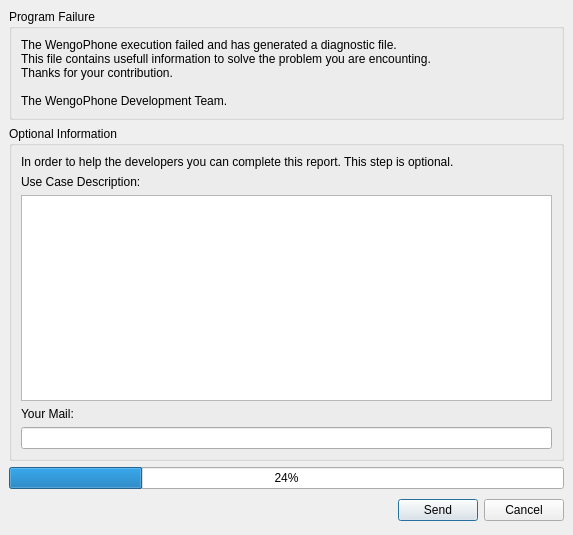
Above: crashreport/CrashReport.ui from tkrotoff/WengoPhone before the change. Below: the same form after it.
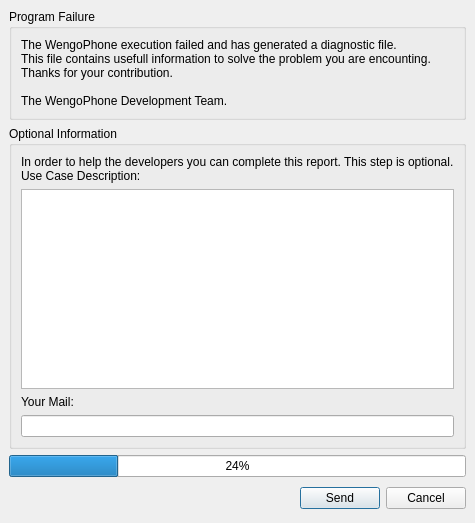
That is the form after the change.

Commit message: - IMConnect::connectedEvent + disconnectedEvent + connectionProgressEvent - New protocol icons jabber_error.png

Diff of the .ui file:
```diff
--- a/crashreport/CrashReport.ui
+++ b/crashreport/CrashReport.ui
@@ -8,21 +8,28 @@
    <rect>
     <x>0</x>
     <y>0</y>
-    <width>573</width>
-    <height>430</height>
+    <width>430</width>
+    <height>523</height>
    </rect>
   </property>
-  <property name="windowTitle" >
-   <string>WengoPhone - Crash report</string>
-  </property>
-  <layout class="QVBoxLayout" >
+  <layout class="QGridLayout" >
    <property name="margin" >
     <number>9</number>
    </property>
    <property name="spacing" >
     <number>6</number>
    </property>
-   <item>
+   <item row="2" column="0" >
+    <widget class="QProgressBar" name="progressBar" >
+     <property name="value" >
+      <number>24</number>
+     </property>
+     <property name="orientation" >
+      <enum>Qt::Horizontal</enum>
+     </property>
+    </widget>
+   </item>
+   <item row="0" column="0" >
     <widget class="QGroupBox" name="groupBox" >
      <property name="sizePolicy" >
       <sizepolicy>
@@ -35,14 +42,14 @@
      <property name="title" >
       <string>Program Failure</string>
      </property>
-     <layout class="QVBoxLayout" >
+     <layout class="QGridLayout" >
       <property name="margin" >
        <number>9</number>
       </property>
       <property name="spacing" >
        <number>6</number>
       </property>
-      <item>
+      <item row="0" column="0" >
        <widget class="QLabel" name="label" >
         <property name="sizePolicy" >
          <sizepolicy>
@@ -53,115 +60,14 @@
          </sizepolicy>
         </property>
         <property name="text" >
-         <string>The WengoPhone execution failed and has generated a diagnostic file.
-This file contains usefull information to solve the problem you are encounting.
-Thanks for your contribution.
-
-The WengoPhone Development Team.</string>
+         <string>The WengoPhone execution failed and has generated a diagnostic file.&lt;br>This file contains usefull information to solve the problem you are encounting.&lt;br>Thanks for your contribution.&lt;br>&lt;br>The WengoPhone Development Team.</string>
         </property>
-        <property name="scaledContents" >
-         <bool>false</bool>
-        </property>
-        <property name="alignment" >
-         <set>Qt::AlignLeading|Qt::AlignLeft|Qt::AlignTop</set>
-        </property>
-        <property name="wordWrap" >
-         <bool>true</bool>
-        </property>
        </widget>
       </item>
      </layout>
     </widget>
    </item>
-   <item>
-    <widget class="QGroupBox" name="groupBox_2" >
-     <property name="title" >
-      <string>Optional Information</string>
-     </property>
-     <layout class="QVBoxLayout" >
-      <property name="margin" >
-       <number>9</number>
-      </property>
-      <property name="spacing" >
-       <number>6</number>
-      </property>
-      <item>
-       <widget class="QLabel" name="label_4" >
-        <property name="sizePolicy" >
-         <sizepolicy>
-          <hsizetype>5</hsizetype>
-          <vsizetype>0</vsizetype>
-          <horstretch>0</horstretch>
-          <verstretch>0</verstretch>
-         </sizepolicy>
-        </property>
-        <property name="text" >
-         <string>In order to help the developers you can complete this report. This step is optional.</string>
-        </property>
-        <property name="wordWrap" >
-         <bool>true</bool>
-        </property>
-       </widget>
-      </item>
-      <item>
-       <widget class="QLabel" name="label_2" >
-        <property name="sizePolicy" >
-         <sizepolicy>
-          <hsizetype>5</hsizetype>
-          <vsizetype>0</vsizetype>
-          <horstretch>0</horstretch>
-          <verstretch>0</verstretch>
-         </sizepolicy>
-        </property>
-        <property name="text" >
-         <string>Use Case Description:</string>
-        </property>
-       </widget>
-      </item>
-      <item>
-       <widget class="QTextEdit" name="descTextEdit" >
-        <property name="sizePolicy" >
-         <sizepolicy>
-          <hsizetype>7</hsizetype>
-          <vsizetype>3</vsizetype>
-          <horstretch>0</horstretch>
-          <verstretch>0</verstretch>
-         </sizepolicy>
-        </property>
-       </widget>
-      </item>
-      <item>
-       <widget class="QLabel" name="label_3" >
-        <property name="sizePolicy" >
-         <sizepolicy>
-          <hsizetype>5</hsizetype>
-          <vsizetype>0</vsizetype>
-          <horstretch>0</horstretch>
-          <verstretch>0</verstretch>
-         </sizepolicy>
-        </property>
-        <property name="text" >
-         <string>Your Mail:</string>
-        </property>
-       </widget>
-      </item>
-      <item>
-       <widget class="QLineEdit" name="mailLineEdit" />
-      </item>
-     </layout>
-    </widget>
-   </item>
-   <item>
-    <widget class="QProgressBar" name="progressBar" >
-     <property name="value" >
-      <number>24</number>
-     </property>
-     <property name="orientation" >
-      <enum>Qt::Horizontal</enum>
-     </property>
-    </widget>
-   </item>
-   <item>
+   <item row="3" column="0" >
     <layout class="QHBoxLayout" >
      <property name="margin" >
       <number>0</number>
@@ -198,6 +104,66 @@
      </item>
     </layout>
    </item>
+   <item row="1" column="0" >
+    <widget class="QGroupBox" name="groupBox_2" >
+     <property name="title" >
+      <string>Optional Information</string>
+     </property>
+     <layout class="QGridLayout" >
+      <property name="margin" >
+       <number>9</number>
+      </property>
+      <property name="spacing" >
+       <number>6</number>
+      </property>
+      <item row="0" column="0" >
+       <widget class="QLabel" name="label_4" >
+        <property name="sizePolicy" >
+         <sizepolicy>
+          <hsizetype>5</hsizetype>
+          <vsizetype>0</vsizetype>
+          <horstretch>0</horstretch>
+          <verstretch>0</verstretch>
+         </sizepolicy>
+        </property>
+        <property name="text" >
+         <string>In order to help the developers you can complete this report. This step is optional.&lt;br>Use Case Description:</string>
+        </property>
+       </widget>
+      </item>
+      <item row="3" column="0" >
+       <widget class="QLineEdit" name="mailLineEdit" />
+      </item>
+      <item row="2" column="0" >
+       <widget class="QLabel" name="label_3" >
+        <property name="sizePolicy" >
+         <sizepolicy>
+          <hsizetype>5</hsizetype>
+          <vsizetype>0</vsizetype>
+          <horstretch>0</horstretch>
+          <verstretch>0</verstretch>
+         </sizepolicy>
+        </property>
+        <property name="text" >
+         <string>Your Mail:</string>
+        </property>
+       </widget>
+      </item>
+      <item row="1" column="0" >
+       <widget class="QTextEdit" name="descTextEdit" >
+        <property name="sizePolicy" >
+         <sizepolicy>
+          <hsizetype>7</hsizetype>
+          <vsizetype>3</vsizetype>
+          <horstretch>0</horstretch>
+          <verstretch>0</verstretch>
+         </sizepolicy>
+        </property>
+       </widget>
+      </item>
+     </layout>
+    </widget>
+   </item>
   </layout>
  </widget>
  <pixmapfunction></pixmapfunction>
```
The commit also changes 27 other files.
